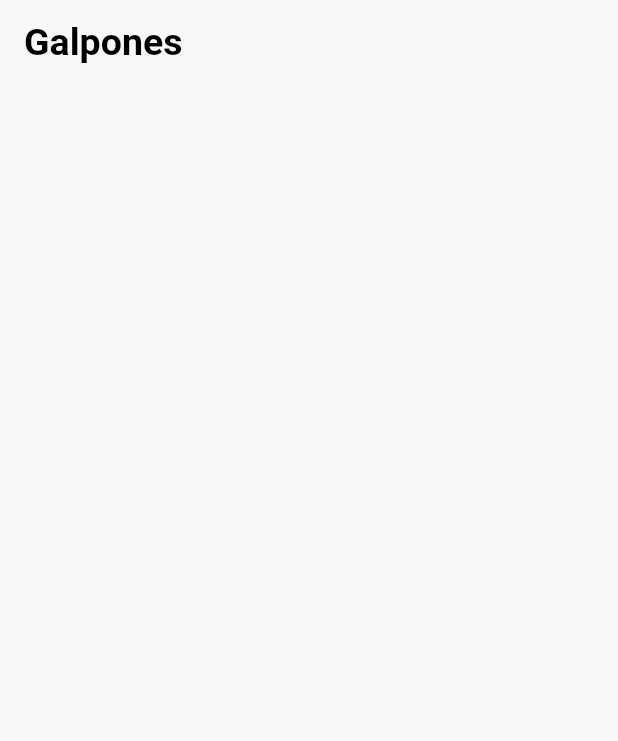
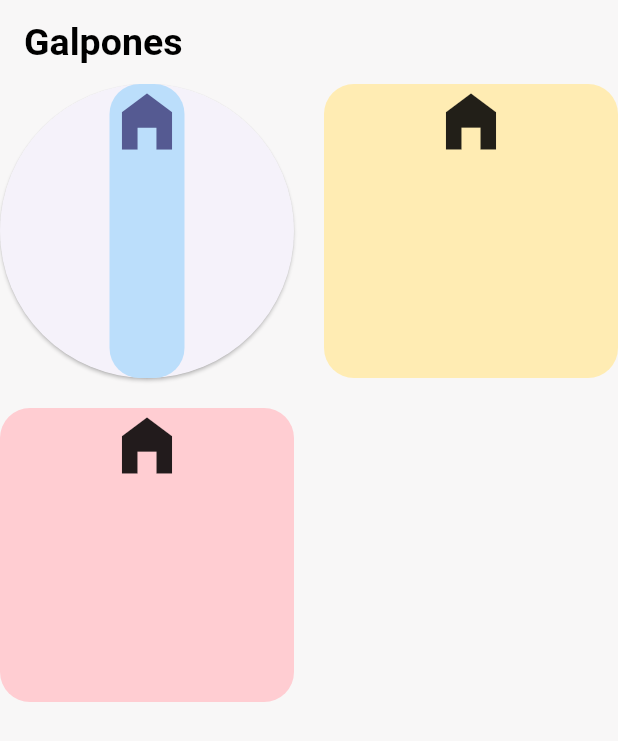
Before and after one commit to Huarachi2002/avicola_app, a Flutter app: the GalponScreen screen opened by its route, on a phone screen of 412 x 824 dp. Shown: the top 741 px of the screen. Run offline on Flutter 3.47's test engine with Material 2 defaults, Android fonts, the phone set to English and light mode, and no system bars; our stand-ins replace dio, go_router, google_fonts, riverpod.

Commit message:
Galpone in progress

```diff
--- a/lib/config/routes/app_routes.dart
+++ b/lib/config/routes/app_routes.dart
@@ -29,5 +29,13 @@ final appRouter = GoRouter(
         path: '/vacunas',
         name: VacunasScreen.name,
         builder: ((context, state) => const VacunasScreen())),
+    GoRoute(
+        path: '/gestion-usuario',
+        name: GestionUsuarioScreen.name,
+        builder: ((context, state) => const GestionUsuarioScreen())),
+    GoRoute(
+        path: '/gestion-vacuna',
+        name: GestionVacunasScreen.name,
+        builder: ((context, state) => const GestionVacunasScreen())),
   ],
 );
--- a/lib/features/auth/presentacion/screens/Galpon/galpon_screens.dart
+++ b/lib/features/auth/presentacion/screens/Galpon/galpon_screens.dart
@@ -10,21 +10,62 @@ class GalponScreen extends StatelessWidget {
       appBar: AppBar(
         title: const Text('Galpones'),
       ),
-      body: const _GalponView(),
+      body: _GalponView(),
     );
   }
 }
 
 class _GalponView extends StatelessWidget {
-  const _GalponView({super.key});
-
+  _GalponView({super.key});
+  final iconGalpon = Icon(
+    Icons.home_filled,
+    size: 50,
+  );
+  final colores = <Color>[
+    Colors.blue.shade100,
+    Colors.amber.shade100,
+    Colors.red.shade100,
+    Colors.green.shade100,
+    Colors.purple.shade100,
+    Colors.pink.shade100
+  ];
   @override
   Widget build(BuildContext context) {
     return GridView.count(
       crossAxisCount: 2,
       crossAxisSpacing: 20,
       mainAxisSpacing: 20,
-      children: [],
+      children: [
+        ElevatedButton(
+          onPressed: () {},
+          // style: ButtonStyle(),
+          child: Container(
+            child: Column(children: [
+              iconGalpon,
+            ]),
+            decoration: BoxDecoration(
+              borderRadius: BorderRadius.circular(20),
+              color: colores[0],
+            ),
+          ),
+        ),
+        Container(
+          decoration: BoxDecoration(
+            borderRadius: BorderRadius.circular(20),
+            color: colores[1],
+          ),
+          child: Column(
+            children: [iconGalpon],
+          ),
+        ),
+        Container(
+          decoration: BoxDecoration(
+            borderRadius: BorderRadius.circular(20),
+            color: colores[2],
+          ),
+          child: Column(children: [iconGalpon]),
+        ),
+      ],
     );
   }
 }
--- a/lib/features/auth/presentacion/screens/screems.dart
+++ b/lib/features/auth/presentacion/screens/screems.dart
@@ -4,3 +4,5 @@ export 'Alertas/alertas_screens.dart';
 export 'Galpon/galpon_screens.dart';
 export 'Produccion/produccion_screens.dart';
 export 'Vacunas/vacunas_screen.dart';
+export 'Gestionar/gestionUsuario_screen.dart';
+export 'Gestionar/gestionVanunas_screen.dart';
```
Also changed, not shown: lib/config/menu/menu_items.dart (+13 -0 lines), lib/features/auth/presentacion/screens/Gestionar/gestionUsuario_screen.dart (added, +24 -0 lines), lib/features/auth/presentacion/screens/Gestionar/gestionVanunas_screen.dart (added, +24 -0 lines), lib/features/auth/presentacion/screens/Home/home_screems.dart (+21 -43 lines), 1 other file.
